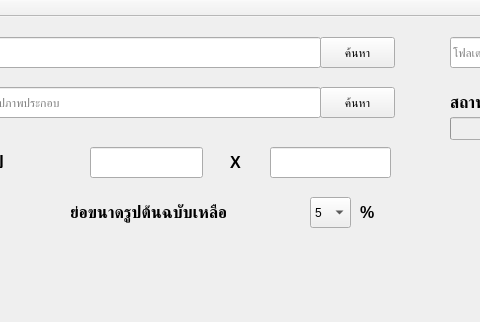
First picture: the form in mainwindow.ui, repository ehere/MosaicImage, before the edit; both pictures show x 160 to 640 and y 0 to 322 of the 1199 by 775 pixel window.
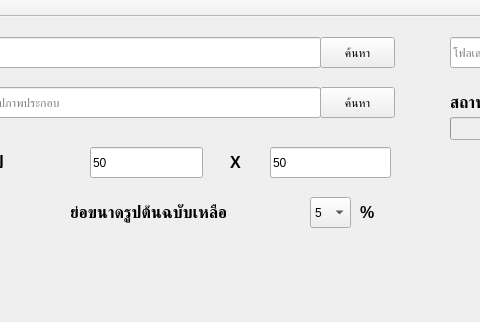
Second picture: the form after the edit.

Commit message: Set default value of pixel width

Patch:
```diff
--- a/mainwindow.ui
+++ b/mainwindow.ui
@@ -310,6 +310,9 @@
       <height>31</height>
      </rect>
     </property>
+    <property name="text">
+     <string>50</string>
+    </property>
    </widget>
    <widget class="QLineEdit" name="height">
     <property name="geometry">
@@ -320,6 +323,9 @@
       <height>31</height>
      </rect>
     </property>
+    <property name="text">
+     <string>50</string>
+    </property>
    </widget>
    <widget class="QComboBox" name="comboBox">
     <property name="geometry">
```
